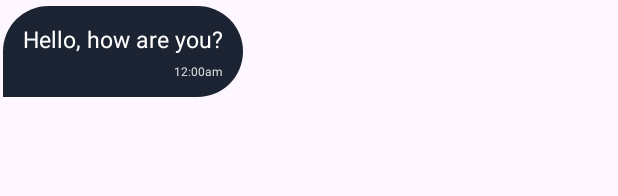
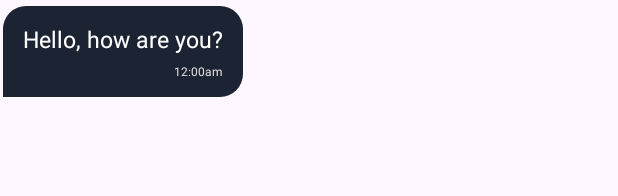
Before and after one commit to AdrianIkeaba/Glide, an Android app: the layout receive_msg.xml on its own in the app's theme, with its tools: preview values and no code run, on a phone screen of 412 x 824 dp. Shown: the top 196 px of the screen. Run offline under Robolectric (Android 15) with nearby library versions, the phone set to English and light mode, and no system bars; Roboto replaces fonts that are not available here.

Commit message:
changed message bubble corner radius from 45dp to 15dp; adjusted margin and gravity of messages in the bubbles to make them more professional and clean.

```diff
--- a/app/src/main/res/drawable/receive_drawable.xml
+++ b/app/src/main/res/drawable/receive_drawable.xml
@@ -10,9 +10,9 @@
         <shape>
             <solid android:color="@color/pBlue" />
             <corners
-                android:bottomRightRadius="45dp"
-                android:topRightRadius="45dp"
-                android:topLeftRadius="45dp" />
+                android:bottomRightRadius="15dp"
+                android:topRightRadius="15dp"
+                android:topLeftRadius="15dp" />
         </shape>
     </item>
 
--- a/app/src/main/res/drawable/send_drawable.xml
+++ b/app/src/main/res/drawable/send_drawable.xml
@@ -10,9 +10,9 @@
        <shape>
            <solid android:color="@color/blue" />
            <corners
-               android:bottomLeftRadius="45dp"
-               android:topRightRadius="45dp"
-               android:topLeftRadius="45dp" />
+               android:bottomLeftRadius="15dp"
+               android:topRightRadius="15dp"
+               android:topLeftRadius="15dp" />
        </shape>
    </item>
 
--- a/app/src/main/res/layout/receive_msg.xml
+++ b/app/src/main/res/layout/receive_msg.xml
@@ -34,6 +34,7 @@
             android:id="@+id/sendMessage"
             android:layout_width="wrap_content"
             android:layout_height="wrap_content"
+            android:layout_gravity="start"
             android:fontFamily="@font/mukta_mahee"
             android:minLines="1"
             android:text="Hello, how are you?"
--- a/app/src/main/res/layout/send_msg.xml
+++ b/app/src/main/res/layout/send_msg.xml
@@ -34,6 +34,7 @@
             android:id="@+id/sendMessage"
             android:layout_width="wrap_content"
             android:layout_height="wrap_content"
+            android:layout_gravity="start"
             android:fontFamily="@font/mukta_mahee"
             android:minLines="1"
             android:text="Hello, how are you?"
```
Also changed, not shown: 100 other files.
